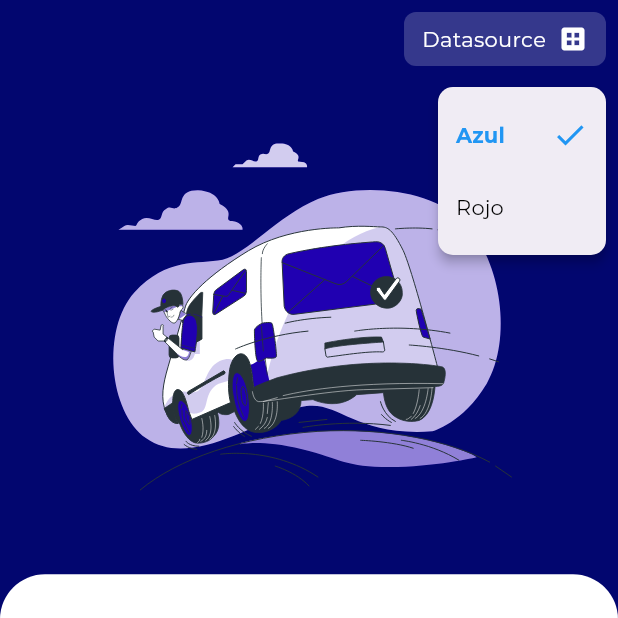
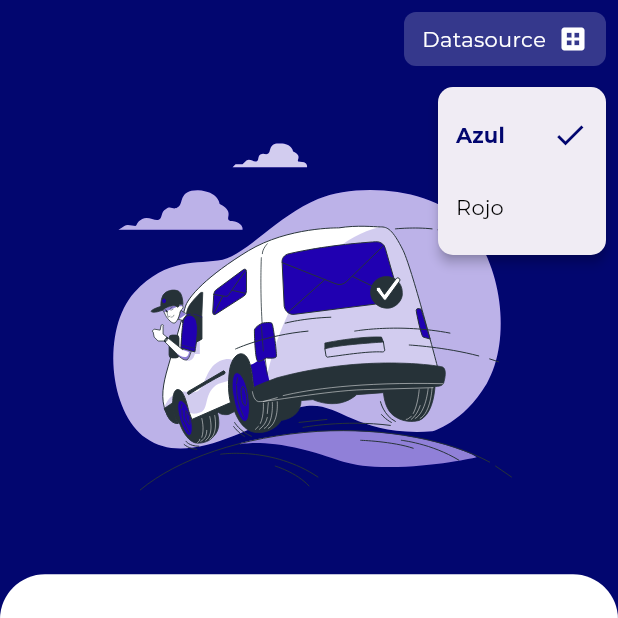
Before and after one commit to Blue-Team-UCAB/go-delivery-frontend, a Flutter app: the LoginForm screen opened directly, after a tap on "Datasource", on a phone screen of 412 x 824 dp, the top half of it. Run offline on Flutter 3.47's test engine with Material 3 defaults, Android fonts, the phone set to English and light mode, and no system bars; our stand-ins replace animate_do, cached_network_image, dio, equatable, firebase_core, firebase_messaging and 14 more; missing offline and left inert: flutter_stripe; accounts and stored records are empty; generated files the repository leaves out were written again; project files that could hold a hidden picture were left out.

Commit message:
:pencil: :fire: tweaks v3

```diff
--- a/lib/infrastructure/repositories/order/order_repository_impl.dart
+++ b/lib/infrastructure/repositories/order/order_repository_impl.dart
@@ -97,7 +97,7 @@ class OrderRepositoryImpl extends OrderRepository {
     print(body);
 
     final response = await _apiRequestManager.request(
-      '/api/order',
+      '/api/order/pay',
       'POST',
       (data) {
         if (data is Map<String, dynamic>) {
--- a/lib/presentation/core/restarter.dart
+++ /dev/null
@@ -1,32 +0,0 @@
-import 'package:flutter/cupertino.dart';
-
-class RestartWidget extends StatefulWidget {
-  const RestartWidget({Key? key, required this.child}) : super(key: key);
-
-  final Widget child;
-
-  static void restartApp(BuildContext context) {
-    context.findAncestorStateOfType<_RestartWidgetState>()?.restartApp();
-  }
-
-  @override
-  _RestartWidgetState createState() => _RestartWidgetState();
-}
-
-class _RestartWidgetState extends State<RestartWidget> {
-  Key key = UniqueKey();
-
-  void restartApp() {
-    setState(() {
-      key = UniqueKey();
-    });
-  }
-
-  @override
-  Widget build(BuildContext context) {
-    return KeyedSubtree(
-      key: key,
-      child: widget.child,
-    );
-  }
-}
--- a/lib/presentation/screens/auth/login/login_screen.dart
+++ b/lib/presentation/screens/auth/login/login_screen.dart
@@ -10,10 +10,9 @@ import 'package:go_delivery_frontend/application/BLoc/auth/login/login_bloc.dart
 import 'package:go_delivery_frontend/injector.dart';
 import 'package:go_delivery_frontend/presentation/screens/auth/login/inputDecorationLogin.dart';
 
-import '../../../../application/BLoc/themes/themes_bloc.dart';
-import '../../../../infrastructure/datasources/localstorage/localstorage_impl.dart';
-import '../../../core/restarter.dart';
-import '../../../core/theme/theme.dart';
+import 'package:go_delivery_frontend/application/BLoc/themes/themes_bloc.dart';
+import 'package:go_delivery_frontend/infrastructure/datasources/localstorage/localstorage_impl.dart';
+import 'package:go_delivery_frontend/presentation/core/theme/theme.dart';
 
 class LoginScreen extends StatefulWidget {
   const LoginScreen({super.key});
@@ -152,7 +151,7 @@ class LoginFormState extends State<LoginForm> {
                                       style: TextStyle(
                                         fontFamily: 'Montserrat',
                                         color: currentColorMode == AppColorMode.blue
-                                            ? Colors.blue
+                                            ? Color(0xFF02066F)
                                             : Colors.black,
                                         fontWeight: currentColorMode == AppColorMode.blue
                                             ? FontWeight.bold
@@ -160,7 +159,7 @@ class LoginFormState extends State<LoginForm> {
                                       ),
                                     ),
                                     if (currentColorMode == AppColorMode.blue)
-                                      Icon(Icons.check, color: Colors.blue),
+                                      Icon(Icons.check, color: Color(0xFF02066F)),
                                   ],
                                 ),
                               ),
@@ -174,7 +173,7 @@ class LoginFormState extends State<LoginForm> {
                                       style: TextStyle(
                                         fontFamily: 'Montserrat',
                                         color: currentColorMode == AppColorMode.red
-                                            ? Colors.red
+                                            ? Color(0xFF8F0000)
                                             : Colors.black,
                                         fontWeight: currentColorMode == AppColorMode.red
                                             ? FontWeight.bold
@@ -182,7 +181,7 @@ class LoginFormState extends State<LoginForm> {
                                       ),
                                     ),
                                     if (currentColorMode == AppColorMode.red)
-                                      Icon(Icons.check, color: Colors.red),
+                                      Icon(Icons.check, color: Color(0xFF8F0000)),
                                   ],
                                 ),
                               ),
@@ -206,7 +205,6 @@ class LoginFormState extends State<LoginForm> {
                               await localStorageService.setKeyValue<String>("CURRENT_API_URL", apiUrl);
                               await localStorageService.setKeyValue<String>('colorMode', newMode.toString());
 
-                              RestartWidget.restartApp(context);
                             }
                           },
                         ),
--- a/lib/presentation/screens/auth/password_recovery/forgot_pass_screen.dart
+++ b/lib/presentation/screens/auth/password_recovery/forgot_pass_screen.dart
@@ -29,6 +29,10 @@ class _ForgotPasswordScreenState extends State<ForgotPasswordScreen> {
     final primaryColor = isPrimaryRed
         ? const Color(0xFF8F0000)
         : const Color(0xFF02066F);
+    final secondaryColor = isPrimaryRed
+        ? const Color(0xFFC60000)
+        : const Color(0xFF2000B1);
+
 
     return BlocConsumer<RecoverPasswordBloc, RecoverPasswordState>(
       listener: (context, state) {
--- a/lib/presentation/screens/homescreen/homescreen.dart
+++ b/lib/presentation/screens/homescreen/homescreen.dart
@@ -12,6 +12,8 @@ import 'package:go_delivery_frontend/application/BLoc/user/current/current_user_
 import 'package:go_delivery_frontend/presentation/widgets/dialog_darken_window.dart';
 import 'package:go_delivery_frontend/presentation/widgets/navbar.dart';
 import 'package:go_delivery_frontend/presentation/screens/homescreen/homescreen_locationbar.dart';
+
+import '../../core/theme/theme.dart';
 
 class HomeScreenParentView extends StatelessWidget {
   static const name = 'home-screen';
```
Also changed, not shown: lib/main.dart (+2 -5 lines), lib/presentation/core/app.dart (+33 -29 lines), lib/presentation/core/theme/theme_getter.dart (added, +27 -0 lines), lib/presentation/widgets/navbar.dart (+9 -3 lines).
